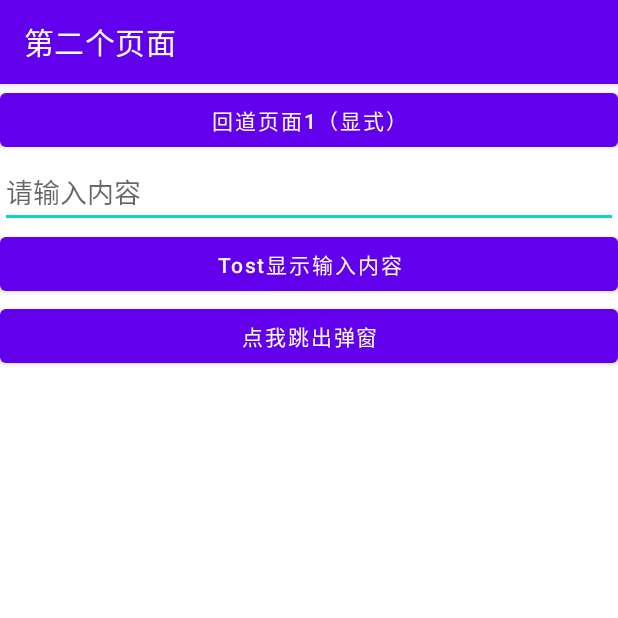
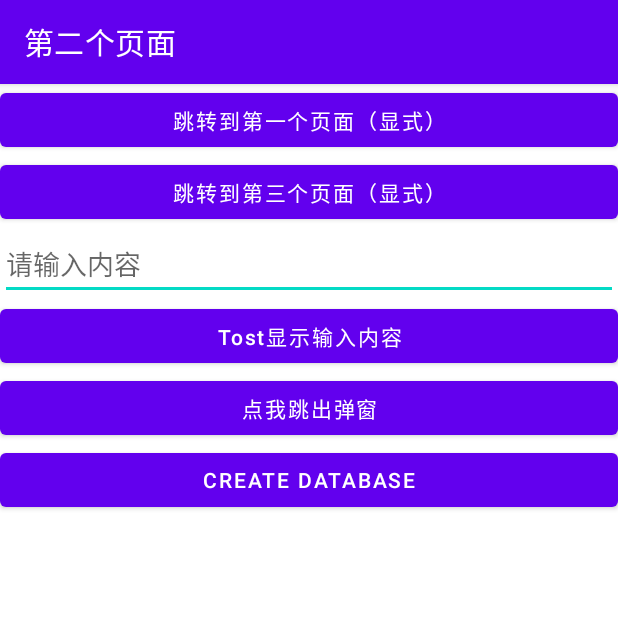
Before and after one commit to JustinFoxy/MyAndroidStudioProject, an Android app: the screen it shows after launch (SecondActivity), after a tap on "跳转到第二个页面（显式）", on a phone screen of 412 x 824 dp, the top half of it. Run offline under Robolectric (Android 15) with nearby library versions, the light colour scheme and no system bars.

Commit message:
增加了页面跳转，list view，数据库内容

```diff
--- a/MyAndroidStudioActivity/app/src/main/java/com/example/activity/FirstActivity.java
+++ b/MyAndroidStudioActivity/app/src/main/java/com/example/activity/FirstActivity.java
@@ -40,6 +40,7 @@ public class FirstActivity extends AppCompatActivity {
         Button button3 = findViewById(R.id.first_layout_button_3);
         Button button4 = findViewById(R.id.first_layout_button_4);
         Button button5 = findViewById(R.id.first_layout_button_5);
+        Button button6 = findViewById(R.id.first_layout_button_6);
 
         // 2️⃣为按钮设置点击事件监听器
         //按钮1
@@ -112,6 +113,18 @@ public class FirstActivity extends AppCompatActivity {
             }
         });
 
+        //按钮6
+
+        button6.setOnClickListener(new View.OnClickListener() {
+            @Override
+            public void onClick(View v) {
+                // 使用隐式 Intent 跳转到 ThirdActivity
+                Toast.makeText(FirstActivity.this, "你使用隐式Intent跳转到了页面3", Toast.LENGTH_SHORT).show();
+                Intent intent = new Intent("com.example.activity.ACTION_START");
+                intent.addCategory("android.intent.category.DEFAULT");
+                startActivity(intent);
+            }
+        });
 
     }
 
--- /dev/null
+++ b/MyAndroidStudioActivity/app/src/main/java/com/example/activity/MyDatabaseHelper.java
@@ -0,0 +1,36 @@
+package com.example.activity;
+
+import android.content.Context;
+import android.database.sqlite.SQLiteDatabase;
+import android.database.sqlite.SQLiteOpenHelper;
+import android.widget.Toast;
+
+import androidx.annotation.Nullable;
+
+public class MyDatabaseHelper extends SQLiteOpenHelper {
+    public static final String CREATE_BOOK = "Create table Book("
+            + "id integer primary key autoincrement,"
+            + "author text,"
+            + "price real,"
+            + "pages integer,"
+            + "name text)";
+
+    private Context mContext;
+
+    public MyDatabaseHelper( Context context,  String name,  SQLiteDatabase.CursorFactory factory, int version) {
+        super(context, name, factory, version);
+        mContext=context;
+    }
+
+    @Override
+    public void onCreate(SQLiteDatabase db) {
+
+        db.execSQL(CREATE_BOOK);
+        Toast.makeText(mContext,"Create succeeded",Toast.LENGTH_SHORT).show();
+    }
+
+    @Override
+    public void onUpgrade(SQLiteDatabase db, int oldVersion, int newVersion) {
+
+    }
+}
--- a/MyAndroidStudioActivity/app/src/main/java/com/example/activity/SecondActivity.java
+++ b/MyAndroidStudioActivity/app/src/main/java/com/example/activity/SecondActivity.java
@@ -13,6 +13,9 @@ import androidx.appcompat.app.AppCompatActivity;
 
 public class SecondActivity extends AppCompatActivity {
 
+    //初始化数据库
+    private MyDatabaseHelper dbHelper;
+
     @Override
     protected void onCreate(Bundle savedInstanceState) {
         super.onCreate(savedInstanceState);
@@ -22,6 +25,8 @@ public class SecondActivity extends AppCompatActivity {
         Button button1 = findViewById(R.id.second_layout_button_1);
         Button button2 = findViewById(R.id.show_input_button);
         Button button3 = findViewById(R.id.dialog_button);
+        Button button4 = findViewById(R.id.second_layout_button_2);
+        Button button5 = findViewById(R.id.create_database);
         //文本框初始化
         EditText editText = findViewById(R.id.edit_text);
 
@@ -71,7 +76,28 @@ public class SecondActivity extends AppCompatActivity {
             }
         });
 
+        //按钮4
+        button4.setOnClickListener(new View.OnClickListener() {
+            @Override
+            public void onClick(View v) {
+                //显示跳转2 to 3
+                //  使用 Toast 类创建一个短暂显示的消息提示，Toast.LENGTH_SHORT 的显示时长约为 2 秒。
+                Toast.makeText(SecondActivity.this, "你使用显式Intent跳转到了页面3", Toast.LENGTH_SHORT).show();
+                //  跳转（二选一）显式Intent和隐式Intent
+                //使用显式Intent实现跳转
+                Intent intent = new Intent(SecondActivity.this, ThirdActivity.class);
+                startActivity(intent);
+            }
+        });
 
+        //按钮5
+        dbHelper = new MyDatabaseHelper(this, "BookStore.dp", null, 1);
+        Button createDatabase = (Button) findViewById(R.id.create_database);
+        createDatabase.setOnClickListener(new View.OnClickListener() {
+            @Override
+            public void onClick(View v) {
+                dbHelper.getWritableDatabase();
+            }
+        });
     }
-
 }
--- a/MyAndroidStudioActivity/app/src/main/res/layout/second_layout.xml
+++ b/MyAndroidStudioActivity/app/src/main/res/layout/second_layout.xml
@@ -10,6 +10,12 @@
         android:layout_width="match_parent"
         android:layout_height="wrap_content"
         android:text="@string/second_layout_button_1" />
+
+    <Button
+        android:id="@+id/second_layout_button_2"
+        android:layout_width="match_parent"
+        android:layout_height="wrap_content"
+        android:text="@string/second_layout_button_2" />
 
     <EditText
         android:id="@+id/edit_text"
@@ -27,5 +33,10 @@
         android:layout_width="match_parent"
         android:layout_height="wrap_content"
         android:text="@string/dialog_button"/>
+    <Button
+        android:id="@+id/create_database"
+        android:layout_width="match_parent"
+        android:layout_height="wrap_content"
+        android:text="@string/create_database" />
 
 </LinearLayout>
--- a/MyAndroidStudioActivity/app/src/main/res/values/strings.xml
+++ b/MyAndroidStudioActivity/app/src/main/res/values/strings.xml
@@ -6,8 +6,13 @@
     <string name="first_layout_button_3">打开百度引擎（使用intent）</string>
     <string name="first_layout_button_4">打电话给自己（使用intent）</string>
     <string name="first_layout_button_5">切换图片</string>
-    <string name="second_layout_button_1">回道页面1（显式）</string>
+    <string name="second_layout_button_1">跳转到第一个页面（显式）</string>
     <string name="edit_text">请输入内容</string>
     <string name="show_input_button">Tost显示输入内容</string>
     <string name="dialog_button">点我跳出弹窗</string>
+    <string name="second_layout_button_2">跳转到第三个页面（显式）</string>
+    <string name="third_layout_button1">跳转到第一个页面（显式）</string>
+    <string name="third_layout_button2">跳转到第二个页面（显式）</string>
+    <string name="instrument_name">Instrument Name</string>
+    <string name="create_database">Create database</string>
 </resources>
```
Also changed, not shown: MyAndroidStudioActivity/app/src/main/AndroidManifest.xml (+10 -0 lines), MyAndroidStudioActivity/app/src/main/java/com/example/activity/Instruments.java (added, +16 -0 lines), MyAndroidStudioActivity/app/src/main/java/com/example/activity/InstrumentsAdapter.java (added, +52 -0 lines), MyAndroidStudioActivity/app/src/main/java/com/example/activity/ThirdActivity.java (added, +73 -0 lines), MyAndroidStudioActivity/app/src/main/res/layout/first_layout.xml (+11 -1 lines), MyAndroidStudioActivity/app/src/main/res/layout/instruments_item.xml (added, +30 -0 lines), MyAndroidStudioActivity/app/src/main/res/layout/third_layout.xml (added, +26 -0 lines), MyAndroidStudioActivity/app/src/main/res/drawable/bass.png (added), MyAndroidStudioActivity/app/src/main/res/drawable/drum_set.png (added), MyAndroidStudioActivity/app/src/main/res/drawable/guitar.jpg (added), MyAndroidStudioActivity/app/src/main/res/drawable/microphone.png (added), MyAndroidStudioActivity/app/src/main/res/drawable/piano_keys.png (added).
